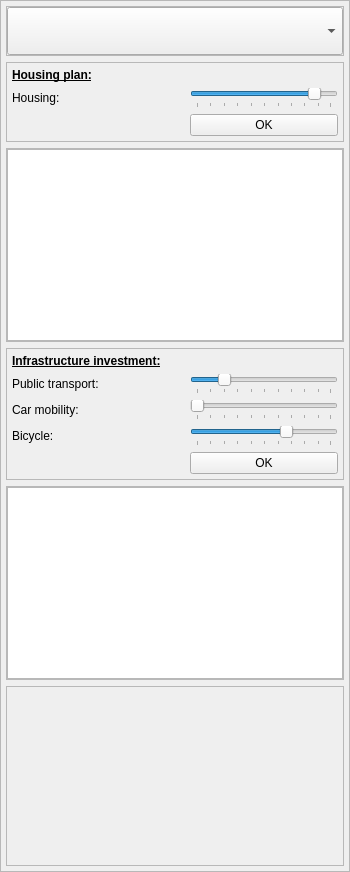
Old version of the form PlanningTool_dockwidget_base.ui in the repository rapha411/PlanningTool.
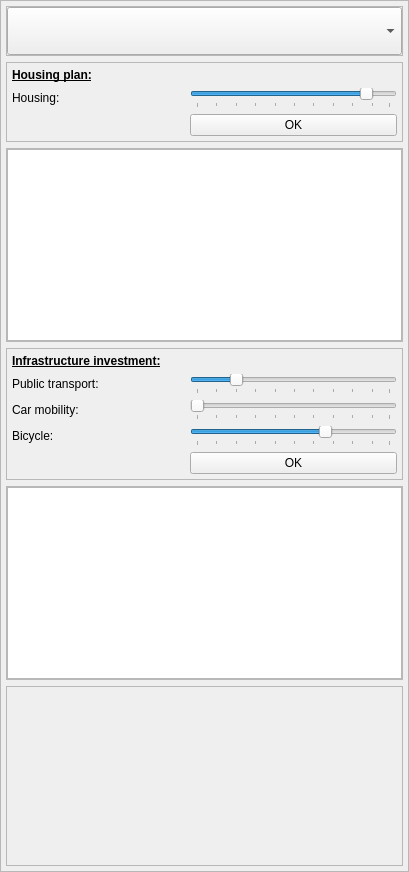
New version of the form.

What changed in the file:
```diff
--- a/PlanningTool_dockwidget_base.ui
+++ b/PlanningTool_dockwidget_base.ui
@@ -6,7 +6,7 @@
    <rect>
     <x>0</x>
     <y>0</y>
-    <width>350</width>
+    <width>409</width>
     <height>872</height>
    </rect>
   </property>
```
